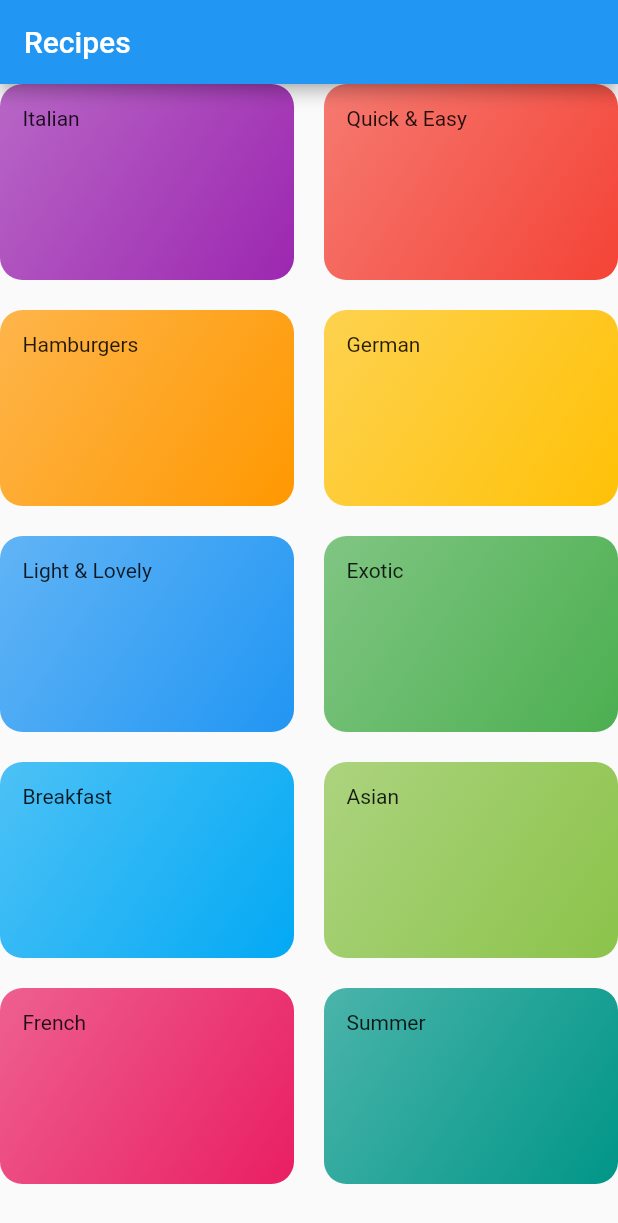
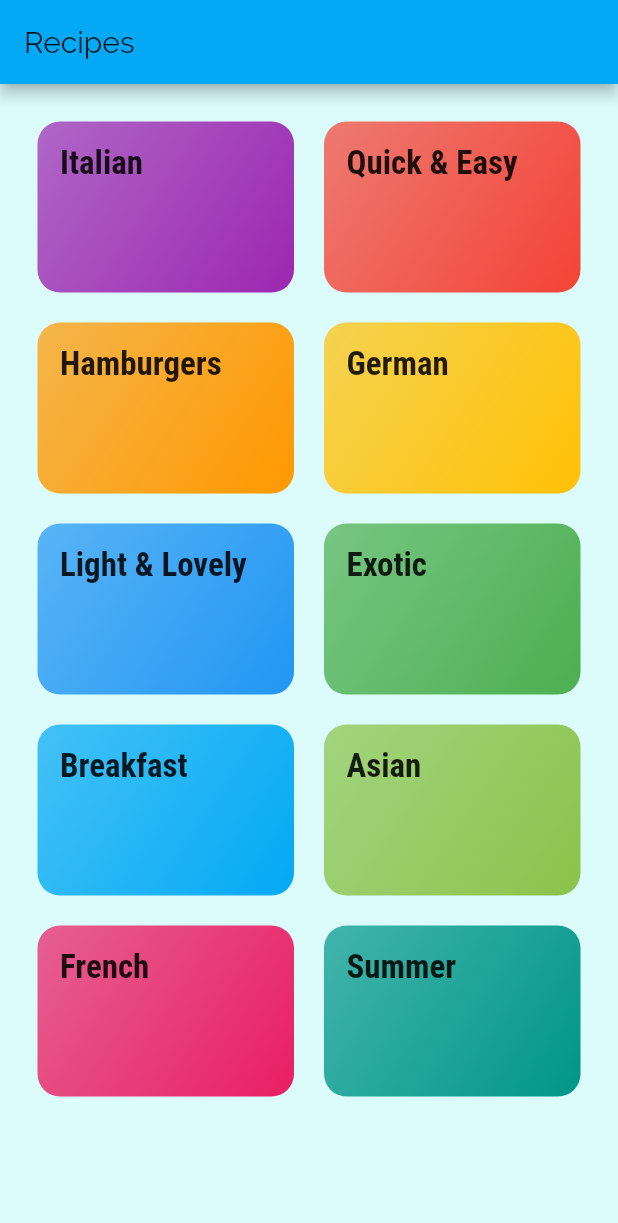
Before and after one commit to hyperinactive/recipe_app, a Flutter app: the screen it shows after launch, on a phone screen of 412 x 824 dp. Shown: the top 1223 px of the screen. Run offline on Flutter 3.47's test engine with Material 2 defaults, Android fonts, the phone set to English and light mode, and no system bars.

Commit message:
fonts, theme, navigation
- added new fonts
- created recipe screen and navigation to it
- created ThemeData

```diff
--- a/lib/categories.dart
+++ b/lib/categories.dart
@@ -13,10 +13,12 @@ class Categories extends StatelessWidget {
         title: const Text('Recipes'),
       ),
       body: GridView(
+        padding: const EdgeInsets.all(25),
         children: <Widget>[
           ...dummyCategoriesList
               .map((Category category) => CategoryItem(
                   key: ValueKey<String>(category.id),
+                  id: category.id,
                   title: category.title,
                   color: category.color))
               .toList()
--- a/lib/category_item.dart
+++ b/lib/category_item.dart
@@ -1,17 +1,45 @@
 import 'package:flutter/material.dart';
+import 'package:recipe_app/category__recipe.dart';
 
 class CategoryItem extends StatelessWidget {
-  const CategoryItem({required this.title, required this.color, Key? key})
+  const CategoryItem(
+      {required this.id, required this.title, required this.color, Key? key})
       : super(key: key);
 
+  final String id;
   final String title;
   final Color color;
 
+  void selectCategory(BuildContext context) {
+    // navigator helps navigation between screens
+    // needs context, uses stack to store pages
+    // needs PageRoute class
+    // _ => context (which isn't needed here)
+    // auto adds a "<-" button in the app bar
+    Navigator.of(context).push(MaterialPageRoute<void>(
+      builder: (_) {
+        return CategoryRecipe(
+          id: id,
+          title: title,
+        );
+      },
+    ));
+  }
+
   @override
   Widget build(BuildContext context) {
-    return Container(
+    // inkwell is a gesture detector that fires off a ripple effect
+    return InkWell(
+      onTap: () => selectCategory(context),
+      splashColor: Theme.of(context).primaryColor,
+      borderRadius: BorderRadius.circular(15),
+      child: Container(
         padding: const EdgeInsets.all(15),
-      child: Text(title),
+        child: Text(
+          title,
+          // access the global theme style and apply TextStyle
+          style: Theme.of(context).textTheme.headline6,
+        ),
         decoration: BoxDecoration(
             // gradient driection -> begin end
             gradient: LinearGradient(
@@ -20,6 +48,7 @@ class CategoryItem extends StatelessWidget {
               end: Alignment.bottomRight,
             ),
             borderRadius: BorderRadius.circular(15)),
+      ),
     );
   }
 }
--- a/lib/main.dart
+++ b/lib/main.dart
@@ -12,9 +12,20 @@ class MyApp extends StatelessWidget {
   Widget build(BuildContext context) {
     return MaterialApp(
         title: 'Recipes',
+        // blue gray theme
         theme: ThemeData(
-          primarySwatch: Colors.blue,
-        ),
+            primarySwatch: Colors.lightBlue,
+            accentColor: Colors.lightBlueAccent,
+            canvasColor: const Color.fromRGBO(220, 251, 251, 1),
+            fontFamily: 'Raleway',
+            textTheme: ThemeData.light().textTheme.copyWith(
+                bodyText1: const TextStyle(color: Colors.deepOrange),
+                bodyText2: const TextStyle(color: Colors.deepOrange),
+                headline6: const TextStyle(
+                  fontFamily: 'RobotoCondensed',
+                  fontSize: 22,
+                  fontWeight: FontWeight.bold,
+                ))),
         home: Categories(key: UniqueKey()));
   }
 }
```
Also changed, not shown: lib/category__recipe.dart (added, +19 -0 lines), pubspec.yaml (+19 -3 lines), assets/fonts/Raleway-Black.ttf (added), assets/fonts/Raleway-Bold.ttf (added), assets/fonts/Raleway-Regular.ttf (added), assets/fonts/RobotoCondensed-Bold.ttf (added), assets/fonts/RobotoCondensed-Italic.ttf (added), assets/fonts/RobotoCondensed-Light.ttf (added), assets/fonts/RobotoCondensed-Regular.ttf (added). Lines whose indentation alone changed are shown as unchanged.
